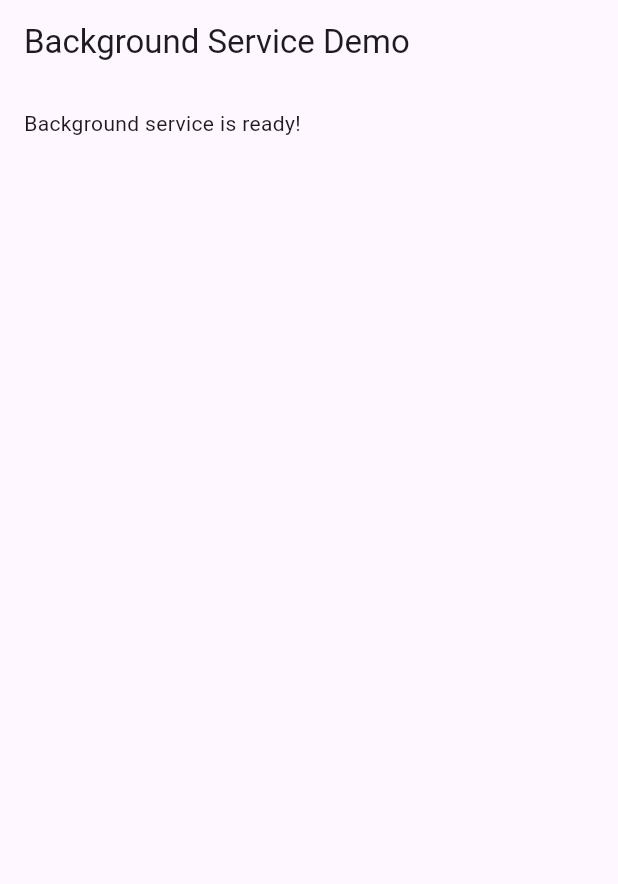
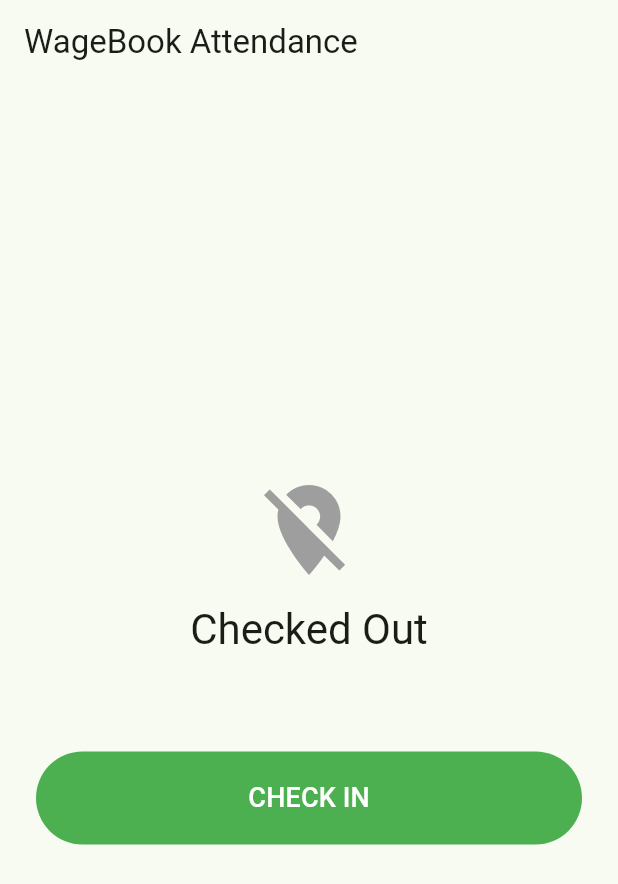
Before and after one commit to Masumraj1/Location_handling_with_background, a Flutter app: the screen it shows after launch, on a phone screen of 412 x 824 dp. Shown: the top 884 px of the screen. Run offline on Flutter 3.47's test engine with Material 3 defaults, Android fonts, the phone set to English and light mode, and no system bars; our stand-ins replace flutter_local_notifications, fluttertoast, geolocator, permission_handler, shared_preferences; missing offline and left inert: flutter_background_service.

Commit message:
location

```diff
--- /dev/null
+++ b/lib/app_config.dart
@@ -0,0 +1,18 @@
+
+class AppConfig {
+  static const bool useMockApi = true;
+  static const String baseUrl = 'https://your-backend.com/api';
+
+  static const Duration sendInterval = Duration(minutes: 2);
+  static const Duration gpsCheckInterval = Duration(minutes: 1);
+}
+
+
+class Keys {
+  static const String token = 'token';
+  static const String isCheckedIn = 'is_checked_in';
+  static const String lastSentAt = 'last_sent_at';
+  static const String lastLat = 'last_lat';
+  static const String lastLng = 'last_lng';
+  static const String pendingQueue = 'pending_queue';
+}
--- a/lib/main.dart
+++ b/lib/main.dart
@@ -1,11 +1,14 @@
+import 'dart:async';
 import 'package:flutter/material.dart';
+import 'package:shared_preferences/shared_preferences.dart';
+import 'App_config.dart';
+import 'attendance_service.dart';
 import 'background_service.dart';
-import 'check_permission.dart';
 
-void main() async {
+Future<void> main() async {
   WidgetsFlutterBinding.ensureInitialized();
-  await checkSpeechPermission();
-  await initializeService();
+  await initializeBackgroundService();
+  await AttendanceService.resumeIfCheckedIn();
   runApp(const MyApp());
 }
 
@@ -16,25 +19,140 @@ class MyApp extends StatelessWidget {
   Widget build(BuildContext context) {
     return MaterialApp(
       debugShowCheckedModeBanner: false,
-      title: 'Background Service Demo',
-      theme: ThemeData(primarySwatch: Colors.green),
-      home: const HomeScreen(),
+      title: 'WageBook Demo',
+      theme: ThemeData(colorSchemeSeed: Colors.green, useMaterial3: true),
+      home: const AttendanceScreen(),
     );
   }
 }
 
-class HomeScreen extends StatelessWidget {
-  const HomeScreen({super.key});
+class AttendanceScreen extends StatefulWidget {
+  const AttendanceScreen({super.key});
+
+  @override
+  State<AttendanceScreen> createState() => _AttendanceScreenState();
+}
+
+class _AttendanceScreenState extends State<AttendanceScreen> {
+  bool _checkedIn = false;
+  bool _loading = false;
+  double? _lat;
+  double? _lng;
+  DateTime? _lastSent;
+  Timer? _refreshTimer;
+
+  @override
+  void initState() {
+    super.initState();
+    _loadState();
+    _refreshTimer = Timer.periodic(
+      const Duration(seconds: 5),
+      (_) => _loadState(),
+    );
+  }
+
+  @override
+  void dispose() {
+    _refreshTimer?.cancel();
+    super.dispose();
+  }
+
+  Future<void> _loadState() async {
+    final prefs = await SharedPreferences.getInstance();
+    await prefs.reload();
+    final ms = prefs.getInt(Keys.lastSentAt);
+    if (!mounted) return;
+    setState(() {
+      _checkedIn = prefs.getBool(Keys.isCheckedIn) ?? false;
+      _lat = prefs.getDouble(Keys.lastLat);
+      _lng = prefs.getDouble(Keys.lastLng);
+      _lastSent = ms == null ? null : DateTime.fromMillisecondsSinceEpoch(ms);
+    });
+  }
+
+  Future<void> _onPressed() async {
+    setState(() => _loading = true);
+    final error = _checkedIn
+        ? await AttendanceService.checkOut()
+        : await AttendanceService.checkIn();
+
+    await _loadState();
+    if (!mounted) return;
+    setState(() => _loading = false);
+    final message =
+        error ??
+        (_checkedIn
+            ? 'Check-in সফল। Tracking চালু।'
+            : 'Check-out সফল। Tracking বন্ধ।');
+    ScaffoldMessenger.of(
+      context,
+    ).showSnackBar(SnackBar(content: Text(message)));
+  }
 
   @override
   Widget build(BuildContext context) {
+    final color = _checkedIn ? Colors.green : Colors.grey;
+
     return Scaffold(
-      appBar: AppBar(title: const Text('Background Service Demo')),
+      appBar: AppBar(title: const Text('WageBook Attendance')),
       body: Padding(
-        padding: const EdgeInsets.all(16.0),
+        padding: const EdgeInsets.all(24),
         child: Column(
-          children: const [
-            Text('Background service is ready!'),
+          mainAxisAlignment: MainAxisAlignment.center,
+          crossAxisAlignment: CrossAxisAlignment.stretch,
+          children: [
+            Icon(
+              _checkedIn ? Icons.location_on : Icons.location_off,
+              size: 72,
+              color: color,
+            ),
+            const SizedBox(height: 12),
+
+            Text(
+              _checkedIn ? 'Checked In' : 'Checked Out',
+              textAlign: TextAlign.center,
+              style: Theme.of(context).textTheme.headlineMedium,
+            ),
+            const SizedBox(height: 8),
+
+            if (_checkedIn)
+              Text(
+                'Location active until check-out\n'
+                '(প্রতি ${AppConfig.sendInterval.inHours} ঘণ্টা পর পর পাঠানো হয়)',
+                textAlign: TextAlign.center,
+              ),
+            const SizedBox(height: 24),
+
+            if (_lat != null && _lng != null)
+              Text(
+                'Last location:\n'
+                '${_lat!.toStringAsFixed(6)}, ${_lng!.toStringAsFixed(6)}',
+                textAlign: TextAlign.center,
+              ),
+            if (_lastSent != null)
+              Text(
+                '\nLast sent: ${_lastSent!.toLocal()}',
+                textAlign: TextAlign.center,
+              ),
+            const SizedBox(height: 32),
+
+            FilledButton(
+              onPressed: _loading ? null : _onPressed,
+              style: FilledButton.styleFrom(
+                padding: const EdgeInsets.symmetric(vertical: 18),
+                backgroundColor: _checkedIn ? Colors.red : Colors.green,
+              ),
+              child: _loading
+                  ? const SizedBox(
+                      height: 22,
+                      width: 22,
+                      child: CircularProgressIndicator(strokeWidth: 2),
+                    )
+                  : Text(
+                      _checkedIn ? 'CHECK OUT' : 'CHECK IN',
+                      style: const TextStyle(fontSize: 18),
+                    ),
+            ),
           ],
         ),
       ),
```
Also changed, not shown: lib/api_service.dart (added, +90 -0 lines), lib/attendance_service.dart (added, +106 -0 lines), lib/background_service.dart (+117 -144 lines), pubspec.yaml (+7 -2 lines), pubspec.lock, 4 other files.
